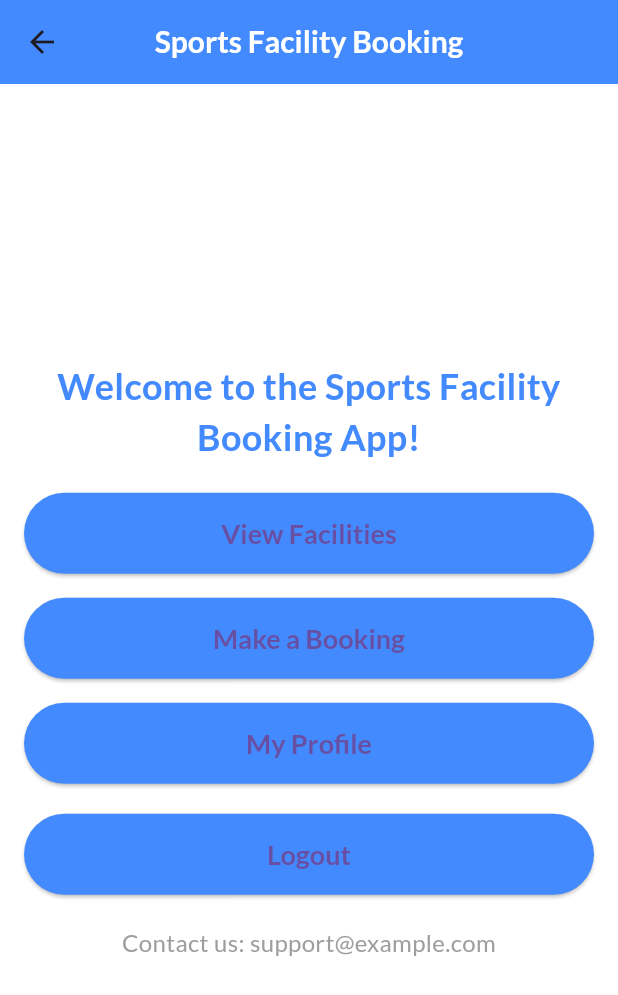
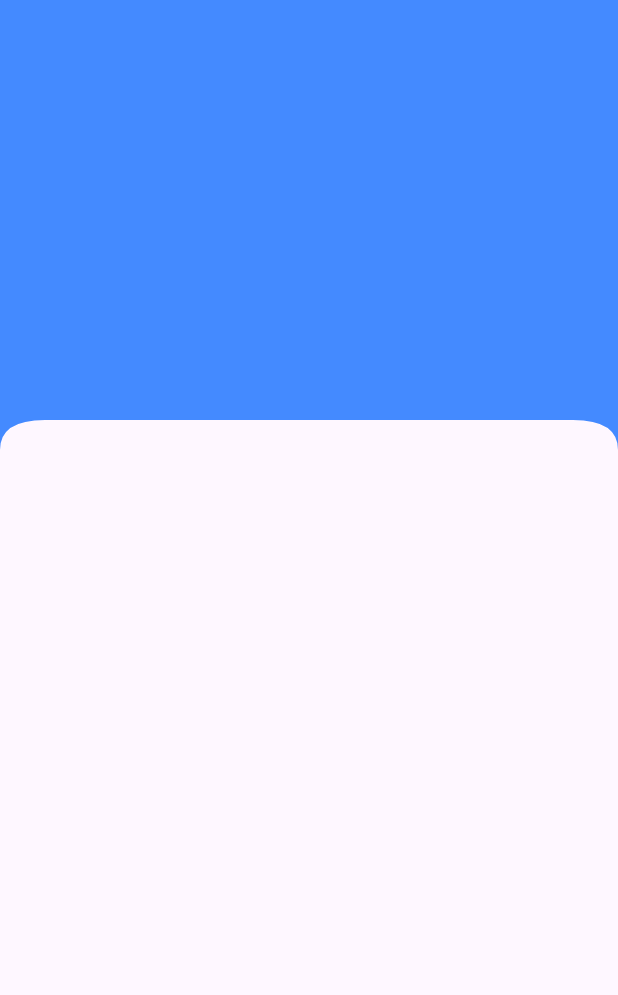
Before and after one commit to teenesh10/Daiman-Mobile-App, a Flutter app: the HomePage screen opened directly, on a phone screen of 412 x 824 dp. Shown: the top 995 px of the screen. Run offline on Flutter 3.47's test engine with Material 3 defaults, Android fonts, the light colour scheme and no system bars; our stand-ins replace awesome_snackbar_content, cloud_firestore, firebase_auth, firebase_core, flutter_screenutil, google_fonts and 2 more; accounts and stored records are empty.

```diff
--- a/daiman_mobile/lib/home_page.dart
+++ b/daiman_mobile/lib/home_page.dart
@@ -1,8 +1,6 @@
-import 'package:daiman_mobile/controllers/auth_controller.dart';
-import 'package:daiman_mobile/views/widgets/custom_button.dart';
+
+import 'package:daiman_mobile/views/widgets/curved_widget.dart';
 import 'package:flutter/material.dart';
-import 'package:google_fonts/google_fonts.dart';
-import 'constants.dart';
 
 class HomePage extends StatelessWidget {
   const HomePage({super.key});
@@ -10,67 +8,21 @@ class HomePage extends StatelessWidget {
  @override
 Widget build(BuildContext context) {
   return Scaffold(
-      appBar: AppBar(
-        title: Text(
-          'Sports Facility Booking',
-          style: GoogleFonts.lato(  // Apply custom font to AppBar title
-            color: Constants.appBarTitleColor,
-            fontSize: 20,
-            fontWeight: FontWeight.bold,
+    body: SingleChildScrollView(
+      child: Column(
+        children: [
+          CustomShapeWidget(
+            child: Container(
+              color: Colors.blueAccent,
+              padding: const EdgeInsets.all(0),
+              child: const SizedBox(
+                height: 300,
+                child: Stack(
+                  children: [
+                  ],
                 ),
               ),
-        centerTitle: true,
-        backgroundColor: Constants.primaryColor,  // Use primary color for the AppBar background
             ),
-      body: Padding(
-        padding: const EdgeInsets.all(16.0),
-        child: Column(
-          mainAxisAlignment: MainAxisAlignment.center,
-          crossAxisAlignment: CrossAxisAlignment.stretch,
-          children: [
-            Text(
-              'Welcome to the Sports Facility Booking App!',
-              style: Constants.headingStyle,
-              textAlign: TextAlign.center,
-            ),
-            const SizedBox(height: 20),
-            CustomButton(
-              text: 'View Facilities',
-              onPressed: () {
-                // Navigate to view facilities
-              },
-            ),
-            const SizedBox(height: 16),
-            CustomButton(
-              text: 'Make a Booking',
-              onPressed: () {
-                // Navigate to make a booking
-              },
-            ),
-            const SizedBox(height: 16),
-            CustomButton(
-              text: 'My Profile',
-              onPressed: () {
-                // Navigate to user profile
-              },
-            ),
-            const SizedBox(height: 20),
-            CustomButton(
-              text: 'Logout',
-              onPressed: () async {
-                // Call the logout function from AuthController
-                AuthController authController = AuthController();
-                await authController.logout();
-
-                // Navigate to the loading screen or login page
-                Navigator.pushReplacementNamed(context, "/login");
-              },
-            ),
-            const SizedBox(height: 20),
-            Text(
-              'Contact us: support@example.com',
-              style: Constants.contactTextStyle,
-              textAlign: TextAlign.center,
           ),
         ],
       ),
--- a/daiman_mobile/lib/loading_screen.dart
+++ b/daiman_mobile/lib/loading_screen.dart
@@ -1,4 +1,6 @@
 // loading_screen.dart
+// ignore_for_file: library_private_types_in_public_api
+
 import 'package:daiman_mobile/constants.dart';
 import 'package:flutter/material.dart';
 import 'package:flutter_screenutil/flutter_screenutil.dart';
@@ -62,8 +64,8 @@ class _LoadingScreenState extends State<LoadingScreen> {
       body: Center(
         child: Image.asset(
           'assets/images/logo.png',
-          width: 400.w,
-          height: 400.h,
+          width: 300.w,
+          height: 300.h,
         ),
       ),
     );
--- /dev/null
+++ b/daiman_mobile/lib/views/widgets/curved_shape.dart
@@ -0,0 +1,33 @@
+import 'package:flutter/material.dart';
+
+class CurvedShape extends CustomClipper<Path> {
+  @override
+  Path getClip(Size size) {
+    var path = Path();
+    path.lineTo(0, size.height);
+
+    final firstCurve = Offset(0, size.height - 20);
+    final lastCurve = Offset(30, size.height - 20);
+    path.quadraticBezierTo(
+        firstCurve.dx, firstCurve.dy, lastCurve.dx, lastCurve.dy);
+
+    final secondFirstCurve = Offset(0, size.height - 20);
+    final secondLastCurve = Offset(size.width - 30, size.height - 20);
+    path.quadraticBezierTo(secondFirstCurve.dx, secondFirstCurve.dy,
+        secondLastCurve.dx, secondLastCurve.dy);
+
+    final thirdFirstCurve = Offset(size.width, size.height - 20);
+    final thirdLastCurve = Offset(size.width, size.height);
+    path.quadraticBezierTo(thirdFirstCurve.dx, thirdFirstCurve.dy,
+        thirdLastCurve.dx, thirdLastCurve.dy);
+
+    path.lineTo(size.width, 0);
+    path.close();
+    return path;
+  }
+
+  @override
+  bool shouldReclip(covariant CustomClipper<Path> oldClipper) {
+    return true;
+  }
+}
--- /dev/null
+++ b/daiman_mobile/lib/views/widgets/curved_widget.dart
@@ -0,0 +1,18 @@
+import 'package:daiman_mobile/views/widgets/curved_shape.dart';
+import 'package:flutter/material.dart';
+
+class CustomShapeWidget extends StatelessWidget {
+  const CustomShapeWidget({
+    super.key, this.child,
+  });
+
+  final Widget? child;
+
+  @override
+  Widget build(BuildContext context) {
+    return ClipPath(
+      clipper: CurvedShape(),
+      child: child,
+    );
+  }
+}
--- a/daiman_mobile/pubspec.yaml
+++ b/daiman_mobile/pubspec.yaml
@@ -43,6 +43,7 @@ dependencies:
   firebase_core: ^3.4.0
   awesome_snackbar_content: ^0.1.4
   flutter_svg: ^2.0.4
+  google_nav_bar: ^5.0.6
 
 dev_dependencies:
   flutter_test:
```
Also changed, not shown: daiman_mobile/lib/main.dart (+9 -10 lines), daiman_mobile/lib/navbar.dart (added, +88 -0 lines), daiman_mobile/lib/views/widgets/appbar.dart (added), daiman_mobile/pubspec.lock. Lines whose indentation alone changed are shown as unchanged.
